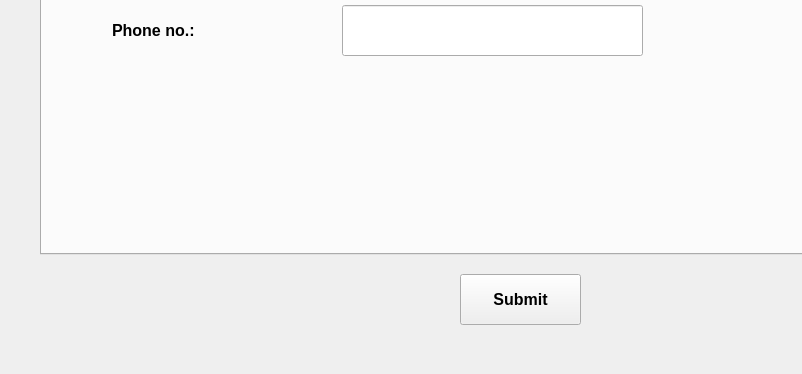
The window that register.ui (shubham0298/CounterChain) describes before a commit, drawn with Qt 5; both pictures show x 0 to 802 and y 426 to 800 of the 1000 by 800 pixel window.
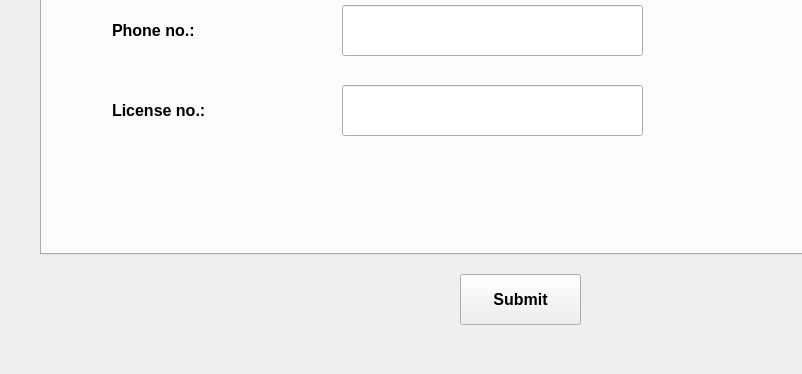
The same window after the commit.

```diff
--- a/register.ui
+++ b/register.ui
@@ -288,17 +288,42 @@
      <widget class="QLabel" name="statusLabel">
       <property name="geometry">
        <rect>
-        <x>280</x>
-        <y>400</y>
-        <width>400</width>
-        <height>120</height>
+        <x>70</x>
+        <y>380</y>
+        <width>141</width>
+        <height>30</height>
        </rect>
       </property>
+      <property name="font">
+       <font>
+        <pointsize>12</pointsize>
+        <weight>75</weight>
+        <bold>true</bold>
+        <underline>false</underline>
+       </font>
+      </property>
+      <property name="cursor">
+       <cursorShape>IBeamCursor</cursorShape>
+      </property>
       <property name="text">
-       <string/>
+       <string>License no.:</string>
       </property>
-      <property name="alignment">
-       <set>Qt::AlignCenter</set>
+     </widget>
+     <widget class="QLineEdit" name="lic_LE">
+      <property name="geometry">
+       <rect>
+        <x>300</x>
+        <y>370</y>
+        <width>301</width>
+        <height>51</height>
+       </rect>
+      </property>
+      <property name="font">
+       <font>
+        <weight>50</weight>
+        <bold>false</bold>
+        <underline>false</underline>
+       </font>
       </property>
      </widget>
     </widget>
```
Left out of the diff: 4 changed lines with no effect on the pictures.
